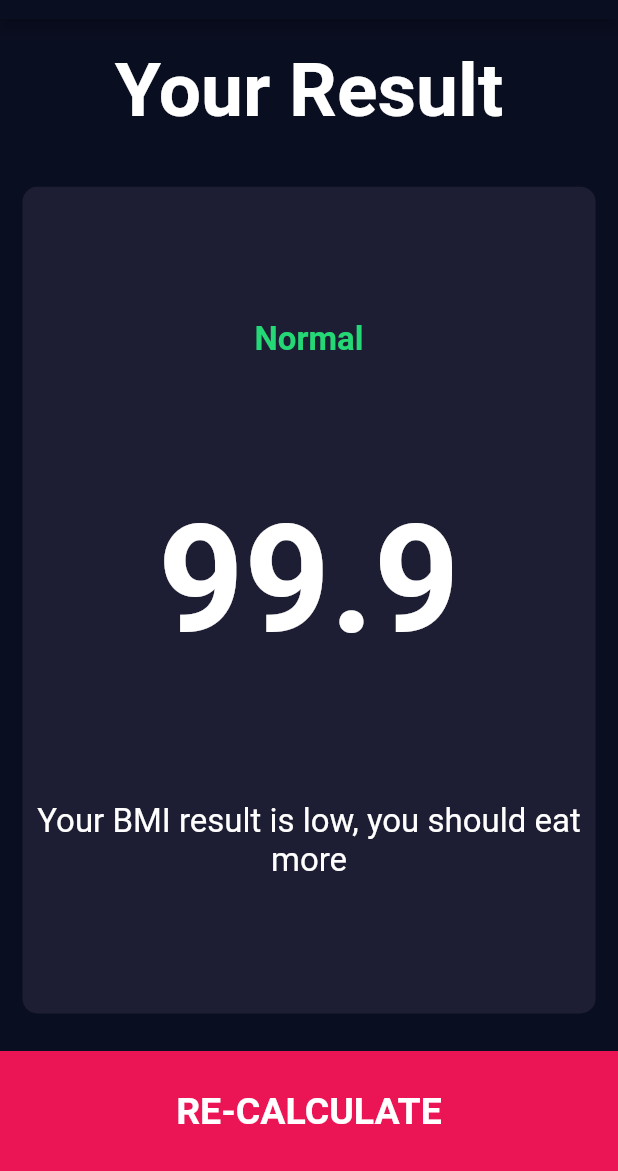
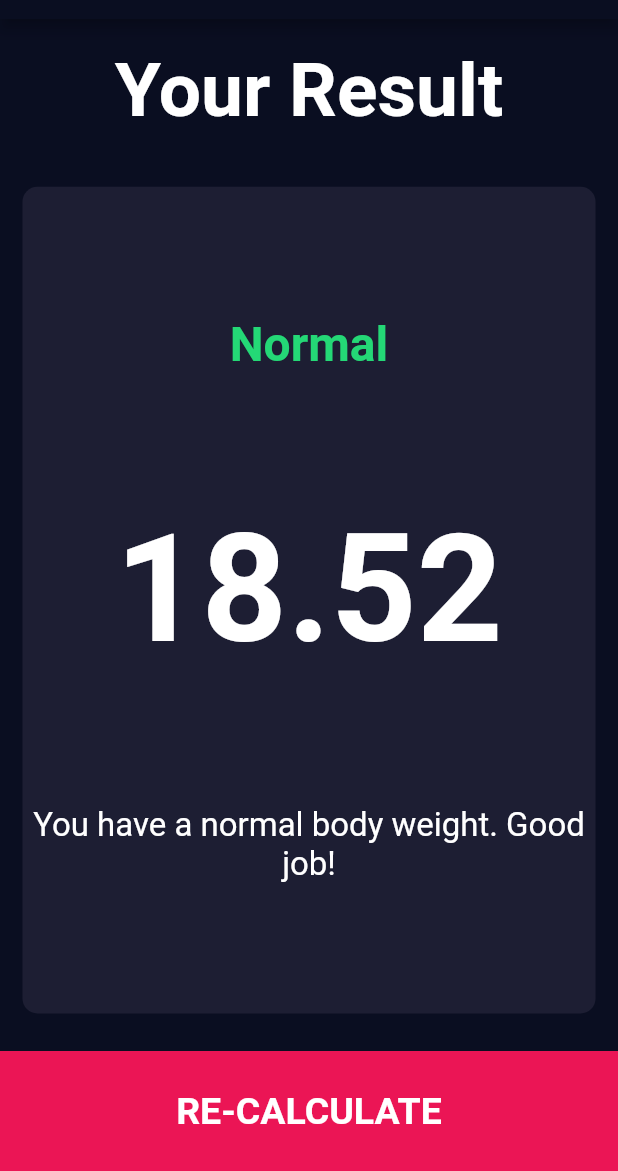
Before and after one commit to viniaf13/bmi-flutter-app, a Flutter app: the screen it shows after launch, after a tap on "CALCULATE", on a phone screen of 412 x 824 dp, the part 65-1236 px from its top. Run offline on Flutter 3.47's test engine with Material 2 defaults, Android fonts, the phone set to English and light mode, and no system bars; our stand-ins replace font_awesome_flutter.

```diff
--- /dev/null
+++ b/lib/calculator_brain.dart
@@ -0,0 +1,35 @@
+import 'dart:math';
+
+class CalculatorBrain {
+  final int height;
+  final int weight;
+
+  double _bmi;
+
+  CalculatorBrain({this.height, this.weight});
+
+  String calculateBMI() {
+    _bmi = weight / pow(height / 100, 2);
+    return _bmi.toStringAsFixed(2);
+  }
+
+  String getResult() {
+    if (_bmi >= 25.0) {
+      return 'Overweight';
+    } else if (_bmi >= 18.5) {
+      return 'Normal';
+    } else {
+      return 'Underweight';
+    }
+  }
+
+  String getInterpretation() {
+    if (_bmi >= 25.0) {
+      return 'You have a higher than normal body weight. Try to exercise more.';
+    } else if (_bmi >= 18.5) {
+      return 'You have a normal body weight. Good job!';
+    } else {
+      return 'You have a lower than normal body weight. Go to McDonalds!';
+    }
+  }
+}
--- a/lib/constants.dart
+++ b/lib/constants.dart
@@ -23,7 +23,7 @@ const kResultTitleTextStyle = TextStyle(
 
 const kResultTextStyle = TextStyle(
   color: Color(0xFF24D876),
-  fontSize: 22.0,
+  fontSize: 32.0,
   fontWeight: FontWeight.bold,
 );
 
--- a/lib/input_page.dart
+++ b/lib/input_page.dart
@@ -6,6 +6,7 @@ import 'icon_content.dart';
 import 'reusable_card.dart';
 import 'round_icon_button.dart';
 import 'results_page.dart';
+import 'calculator_brain.dart';
 
 enum Gender { male, female }
 
@@ -202,10 +203,17 @@ class _InputPageState extends State<InputPage> {
           BottomButton(
             buttonText: 'CALCULATE',
             onTap: () {
+              CalculatorBrain calculatorBrain =
+                  CalculatorBrain(height: userHeight, weight: userWeight);
+
               Navigator.push(
                 context,
                 MaterialPageRoute(
-                  builder: (context) => ResultsPage(),
+                  builder: (context) => ResultsPage(
+                    bmiResult: calculatorBrain.calculateBMI(),
+                    resultText: calculatorBrain.getResult(),
+                    resultInterpretation: calculatorBrain.getInterpretation(),
+                  ),
                 ),
               );
             },
--- a/lib/results_page.dart
+++ b/lib/results_page.dart
@@ -4,6 +4,12 @@ import 'constants.dart';
 import 'reusable_card.dart';
 
 class ResultsPage extends StatelessWidget {
+  final String bmiResult;
+  final String resultText;
+  final String resultInterpretation;
+
+  ResultsPage({this.bmiResult, this.resultText, this.resultInterpretation});
+
   @override
   Widget build(BuildContext context) {
     return Scaffold(
@@ -33,15 +39,15 @@ class ResultsPage extends StatelessWidget {
                 crossAxisAlignment: CrossAxisAlignment.center,
                 children: [
                   Text(
-                    'Normal',
+                    resultText,
                     style: kResultTextStyle,
                   ),
                   Text(
-                    '99.9',
+                    bmiResult,
                     style: kBMITextStyle,
                   ),
                   Text(
-                    'Your BMI result is low, you should eat more',
+                    resultInterpretation,
                     style: kBMIDescriptionTextStyle,
                     textAlign: TextAlign.center,
                   ),
```
